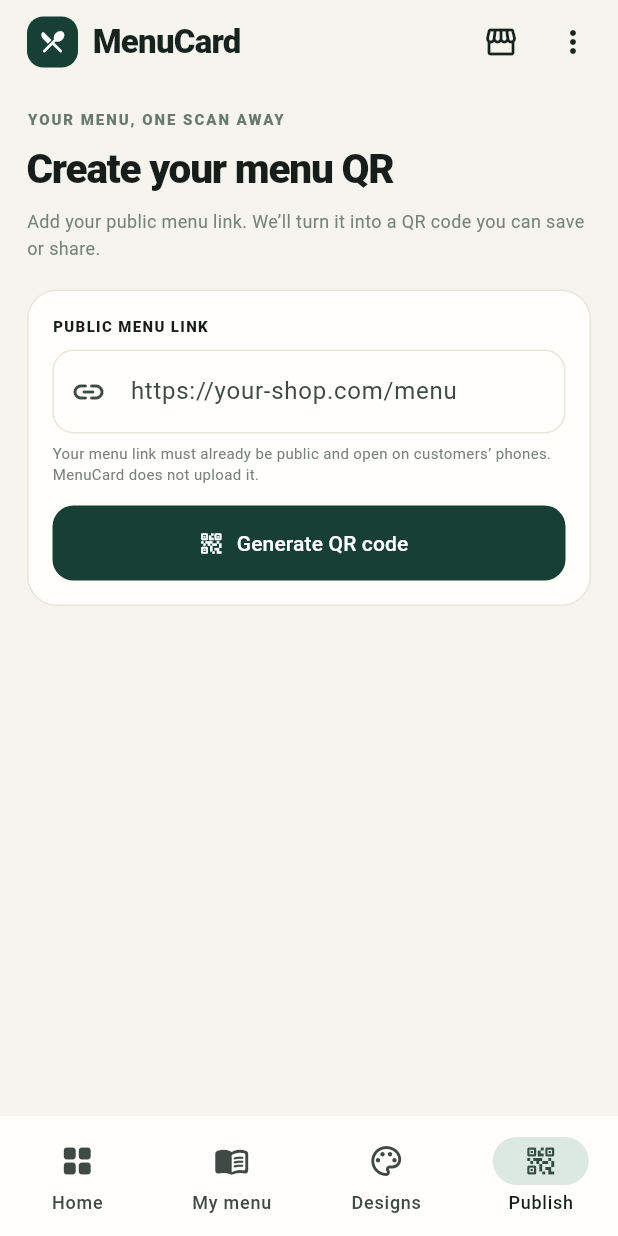
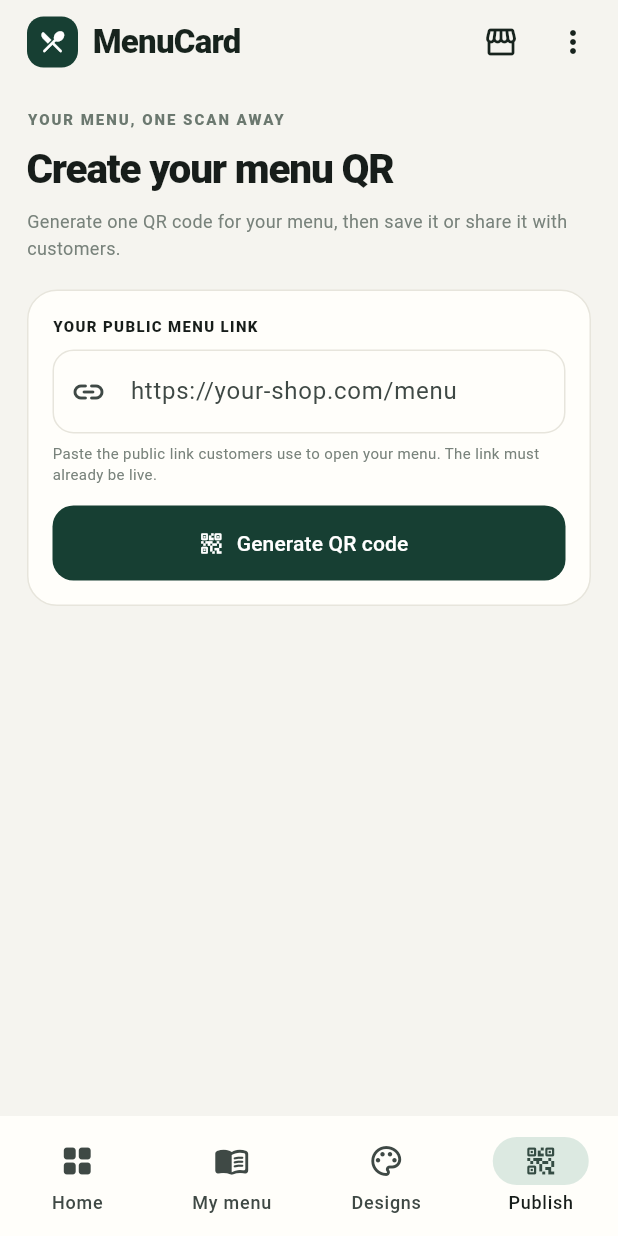
Before and after one commit to chandravadiyaDeep/menucard, a Flutter app: the screen it shows after launch, item 4 of the bottom bar chosen, on a phone screen of 412 x 824 dp. Run offline on Flutter 3.47's test engine with Material 3 defaults, Android fonts, the phone set to English and light mode, and no system bars; our stand-ins replace file_picker, image_picker, material_ui, pdf, qr_flutter, share_plus and 1 more.

Commit message:
Simplify Publish QR code actions

```diff
--- a/app/lib/features/home/qr_menu_screen.dart
+++ b/app/lib/features/home/qr_menu_screen.dart
@@ -185,7 +185,7 @@ class _QrMenuScreenState extends State<QrMenuScreen> {
             ),
             const SizedBox(height: 7),
             const Text(
-              'Add your public menu link. We’ll turn it into a QR code you can save or share.',
+              'Generate one QR code for your menu, then save it or share it with customers.',
               style: TextStyle(color: Color(0xFF78827B), height: 1.5, fontSize: 12),
             ),
             const SizedBox(height: 18),
@@ -199,7 +199,7 @@ class _QrMenuScreenState extends State<QrMenuScreen> {
               child: Column(
                 crossAxisAlignment: CrossAxisAlignment.start,
                 children: [
-                  const Text('PUBLIC MENU LINK', style: TextStyle(fontSize: 10, fontWeight: FontWeight.w900, letterSpacing: .9)),
+                  const Text('YOUR PUBLIC MENU LINK', style: TextStyle(fontSize: 10, fontWeight: FontWeight.w900, letterSpacing: .9)),
                   const SizedBox(height: 9),
                   TextField(
                     key: const ValueKey('qr-menu-url'),
@@ -217,7 +217,7 @@ class _QrMenuScreenState extends State<QrMenuScreen> {
                   ),
                   const SizedBox(height: 7),
                   const Text(
-                    'Your menu link must already be public and open on customers’ phones. MenuCard does not upload it.',
+                    'Paste the public link customers use to open your menu. The link must already be live.',
                     style: TextStyle(fontSize: 10, color: Color(0xFF78827B), height: 1.4),
                   ),
                   if (_error != null) ...[
@@ -283,7 +283,7 @@ class _QrMenuScreenState extends State<QrMenuScreen> {
                             key: const ValueKey('share-qr-png'),
                             onPressed: _isExporting ? null : () => _exportQr(asPdf: false),
                             icon: const Icon(Icons.image_outlined, size: 17),
-                            label: const Text('Export / share PNG'),
+                            label: const Text('Image'),
                           ),
                         ),
                         const SizedBox(width: 10),
@@ -292,7 +292,7 @@ class _QrMenuScreenState extends State<QrMenuScreen> {
                             key: const ValueKey('share-qr-pdf'),
                             onPressed: _isExporting ? null : () => _exportQr(asPdf: true),
                             icon: const Icon(Icons.picture_as_pdf_outlined, size: 17),
-                            label: const Text('Export / share PDF'),
+                            label: const Text('PDF'),
                           ),
                         ),
                       ],
@@ -308,7 +308,7 @@ class _QrMenuScreenState extends State<QrMenuScreen> {
               ),
               const SizedBox(height: 9),
               const Text(
-                'Choose Image or PDF to open your phone’s share sheet. You can send it or save it to your device.',
+                'Save or share your menu QR as an image or PDF.',
                 textAlign: TextAlign.center,
                 style: TextStyle(fontSize: 10, color: Color(0xFF78827B), height: 1.4),
               ),
```
